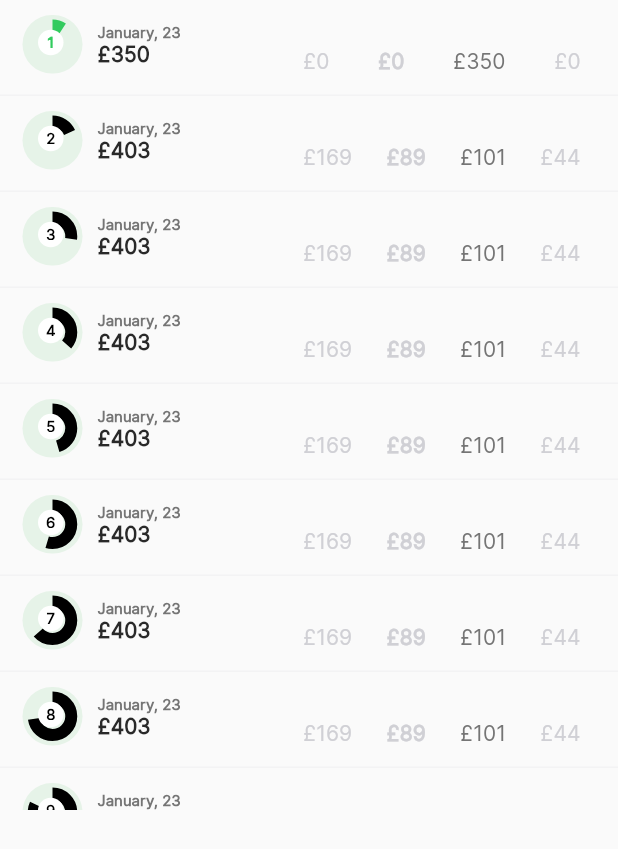
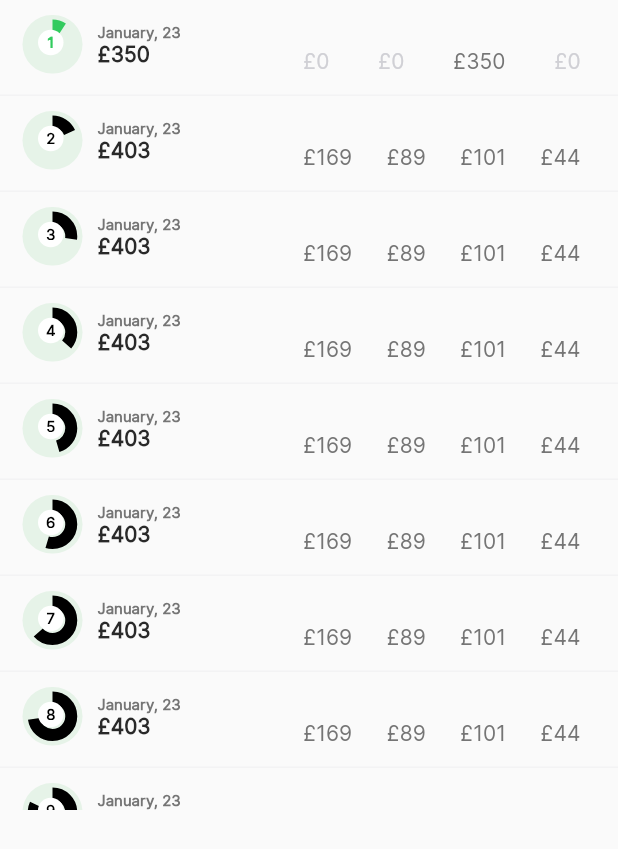
Before and after one commit to AbdulMajidAziz1/TravelGuide, a Flutter app: the DeadLineAssistant widget shown alone on an empty page, opened directly, on a phone screen of 412 x 824 dp. Shown: the top 849 px of the screen. Run offline on Flutter 3.47's test engine with Material 2 defaults, Android fonts, the light colour scheme and no system bars; drawn by our look-alikes of animated_text_kit, countup; our stand-ins replace flutter_switch, sliding_up_panel, syncfusion_flutter_charts.

Commit message:
six commit

```diff
--- a/lib/molecule/deadline_assistant.dart
+++ b/lib/molecule/deadline_assistant.dart
@@ -190,7 +190,7 @@ class DeadLineAssistant extends StatelessWidget {
                                     Text(
                                       index == 0 ? "£0" : "£169",
                                       style: TextStyle(
-                                        color: Color(0xFFD0D0D5),
+                                        color: index == 0 ? Color(0xFFD0D0D5) : Color(0xFF757575),
                                         fontSize: 14,
                                         fontFamily: 'Inter',
                                         fontWeight: FontWeight.w400,
@@ -204,10 +204,10 @@ class DeadLineAssistant extends StatelessWidget {
                                     Text(
                                       index == 0 ? "£0" : "£89",
                                       style: TextStyle(
-                                        color: Color(0xFFD0D0D5),
+                                        color: index == 0 ? Color(0xFFD0D0D5) : Color(0xFF757575),
                                         fontSize: 14,
                                         fontFamily: 'Inter',
-                                        fontWeight: FontWeight.w600,
+                                        fontWeight: FontWeight.w400,
                                       ),
                                     ),
                                   ],
@@ -232,7 +232,7 @@ class DeadLineAssistant extends StatelessWidget {
                                     Text(
                                       index == 0 ? "£0" : "£44",
                                       style: TextStyle(
-                                        color: Color(0xFFD0D0D5),
+                                        color: index == 0 ? Color(0xFFD0D0D5) : Color(0xFF757575),
                                         fontSize: 14,
                                         fontFamily: 'Inter',
                                         fontWeight: FontWeight.w400,
```
